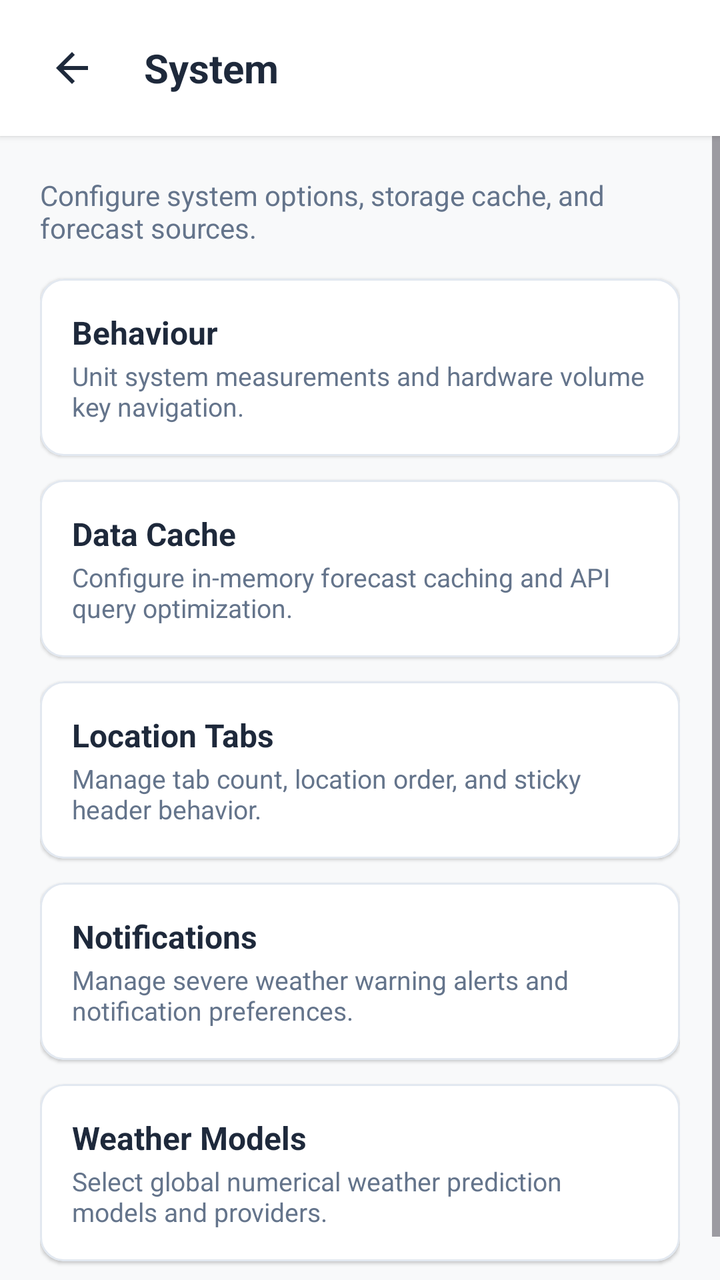
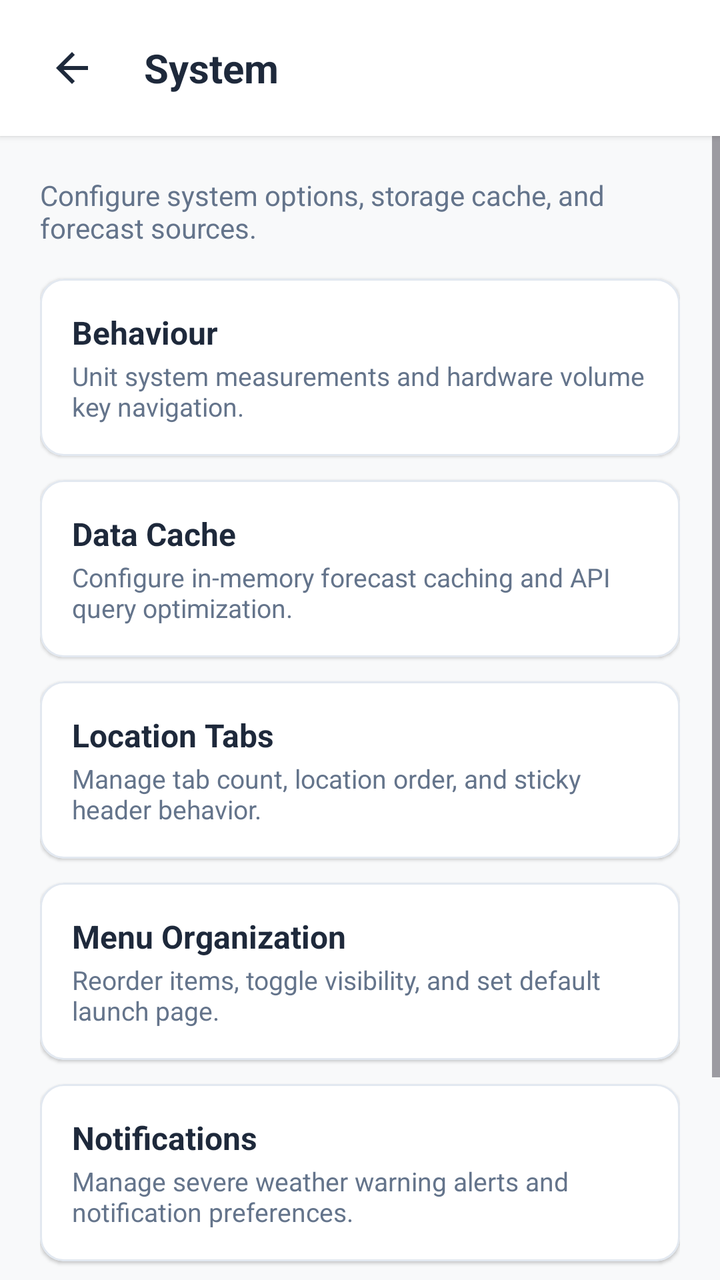

Two renders of the same Android screen: before a commit and after it. Below are the layout's source before the change and the commit's diff.
<!-- AndroidManifest.xml: application theme Theme.WeatherAPP -->
<!-- res/layout/dialog_system_screen.xml -->
<?xml version="1.0" encoding="utf-8"?>
<LinearLayout xmlns:android="http://schemas.android.com/apk/res/android"
    xmlns:app="http://schemas.android.com/apk/res-auto"
    xmlns:tools="http://schemas.android.com/tools"
    android:id="@+id/layoutSystemScreenRoot"
    android:layout_width="match_parent"
    android:layout_height="match_parent"
    android:background="@color/background_light"
    android:orientation="vertical">

    
    <com.google.android.material.card.MaterialCardView
        android:id="@+id/cardHeader"
        android:layout_width="match_parent"
        android:layout_height="wrap_content"
        app:cardBackgroundColor="@color/surface_card"
        app:cardCornerRadius="0dp"
        app:cardElevation="2dp"
        app:strokeWidth="0dp">

        <LinearLayout
            android:layout_width="match_parent"
            android:layout_height="wrap_content"
            android:gravity="center_vertical"
            android:orientation="horizontal"
            android:paddingHorizontal="16dp"
            android:paddingVertical="14dp">

            <ImageButton
                android:id="@+id/btnBack"
                android:layout_width="40dp"
                android:layout_height="40dp"
                android:background="?attr/selectableItemBackgroundBorderless"
                android:contentDescription="@string/cd_back"
                android:padding="8dp"
                android:scaleType="fitCenter"
                android:src="@drawable/ic_back"
                app:tint="@color/text_primary" />

            <TextView
                android:id="@+id/tvHeaderTitle"
                android:layout_width="wrap_content"
                android:layout_height="wrap_content"
                android:layout_marginStart="16dp"
                android:text="@string/title_system"
                android:textColor="@color/text_primary"
                android:textSize="20sp"
                android:textStyle="bold" />

        </LinearLayout>

    </com.google.android.material.card.MaterialCardView>

    <ScrollView
        android:layout_width="match_parent"
        android:layout_height="match_parent"
        android:fillViewport="true">

        <LinearLayout
            android:layout_width="match_parent"
            android:layout_height="wrap_content"
            android:orientation="vertical"
            android:padding="20dp">

            <TextView
                android:id="@+id/tvHeaderDesc"
                android:layout_width="wrap_content"
                android:layout_height="wrap_content"
                android:layout_marginBottom="16dp"
                android:text="@string/desc_system_screen"
                android:textColor="@color/text_secondary"
                android:textSize="14sp" />

            
            <com.google.android.material.card.MaterialCardView
                android:id="@+id/cardBehaviour"
                android:layout_width="match_parent"
                android:layout_height="wrap_content"
                android:layout_marginBottom="12dp"
                android:clickable="true"
                android:focusable="true"
                app:cardBackgroundColor="@color/surface_card"
                app:cardCornerRadius="12dp"
                app:cardElevation="1dp"
                app:strokeColor="@color/divider_color"
                app:strokeWidth="1dp">

                <LinearLayout
                    android:layout_width="match_parent"
                    android:layout_height="wrap_content"
                    android:gravity="center_vertical"
                    android:orientation="horizontal"
                    android:padding="16dp">

                    <LinearLayout
                        android:layout_width="match_parent"
                        android:layout_height="wrap_content"
                        android:orientation="vertical">

                        <TextView
                            android:id="@+id/tvBehaviourTitle"
                            android:layout_width="wrap_content"
                            android:layout_height="wrap_content"
                            android:text="@string/title_behaviour"
                            android:textColor="@color/text_primary"
                            android:textSize="16sp"
                            android:textStyle="bold" />

                        <TextView
                            android:id="@+id/tvBehaviourDesc"
                            android:layout_width="wrap_content"
                            android:layout_height="wrap_content"
                            android:layout_marginTop="2dp"
                            android:text="@string/desc_system_behaviour"
                            android:textColor="@color/text_secondary"
                            android:textSize="13sp" />

                    </LinearLayout>

                </LinearLayout>

            </com.google.android.material.card.MaterialCardView>

            
            <com.google.android.material.card.MaterialCardView
                android:id="@+id/cardDataCache"
                android:layout_width="match_parent"
                android:layout_height="wrap_content"
                android:layout_marginBottom="12dp"
                android:clickable="true"
                android:focusable="true"
                app:cardBackgroundColor="@color/surface_card"
                app:cardCornerRadius="12dp"
                app:cardElevation="1dp"
                app:strokeColor="@color/divider_color"
                app:strokeWidth="1dp">

                <LinearLayout
                    android:layout_width="match_parent"
                    android:layout_height="wrap_content"
                    android:gravity="center_vertical"
                    android:orientation="horizontal"
                    android:padding="16dp">

                    <LinearLayout
                        android:layout_width="match_parent"
                        android:layout_height="wrap_content"
                        android:orientation="vertical">

                        <TextView
                            android:id="@+id/tvDataCacheTitle"
                            android:layout_width="wrap_content"
                            android:layout_height="wrap_content"
                            android:text="@string/title_data_cache"
                            android:textColor="@color/text_primary"
                            android:textSize="16sp"
                            android:textStyle="bold" />

                        <TextView
                            android:id="@+id/tvDataCacheDesc"
                            android:layout_width="wrap_content"
                            android:layout_height="wrap_content"
                            android:layout_marginTop="2dp"
                            android:text="@string/desc_data_cache"
                            android:textColor="@color/text_secondary"
                            android:textSize="13sp" />

                    </LinearLayout>

                </LinearLayout>

            </com.google.android.material.card.MaterialCardView>

            
            <com.google.android.material.card.MaterialCardView
                android:id="@+id/cardLocationTabs"
                android:layout_width="match_parent"
                android:layout_height="wrap_content"
                android:layout_marginBottom="12dp"
                android:clickable="true"
                android:focusable="true"
                app:cardBackgroundColor="@color/surface_card"
                app:cardCornerRadius="12dp"
                app:cardElevation="1dp"
                app:strokeColor="@color/divider_color"
                app:strokeWidth="1dp">

                <LinearLayout
                    android:layout_width="match_parent"
                    android:layout_height="wrap_content"
                    android:gravity="center_vertical"
                    android:orientation="horizontal"
                    android:padding="16dp">

                    <LinearLayout
                        android:layout_width="match_parent"
                        android:layout_height="wrap_content"
                        android:orientation="vertical">

                        <TextView
                            android:id="@+id/tvLocationTabsTitle"
                            android:layout_width="wrap_content"
                            android:layout_height="wrap_content"
                            android:text="@string/title_location_tabs"
                            android:textColor="@color/text_primary"
                            android:textSize="16sp"
                            android:textStyle="bold" />

                        <TextView
                            android:id="@+id/tvLocationTabsDesc"
                            android:layout_width="wrap_content"
                            android:layout_height="wrap_content"
                            android:layout_marginTop="2dp"
                            android:text="@string/desc_location_tabs"
                            android:textColor="@color/text_secondary"
                            android:textSize="13sp" />

                    </LinearLayout>

                </LinearLayout>

            </com.google.android.material.card.MaterialCardView>

            
            <com.google.android.material.card.MaterialCardView
                android:id="@+id/cardNotifications"
                android:layout_width="match_parent"
                android:layout_height="wrap_content"
                android:layout_marginBottom="12dp"
                android:clickable="true"
                android:focusable="true"
                app:cardBackgroundColor="@color/surface_card"
                app:cardCornerRadius="12dp"
                app:cardElevation="1dp"
                app:strokeColor="@color/divider_color"
                app:strokeWidth="1dp">

                <LinearLayout
                    android:layout_width="match_parent"
                    android:layout_height="wrap_content"
                    android:gravity="center_vertical"
                    android:orientation="horizontal"
                    android:padding="16dp">

                    <LinearLayout
                        android:layout_width="match_parent"
                        android:layout_height="wrap_content"
                        android:orientation="vertical">

                        <TextView
                            android:id="@+id/tvNotificationsTitle"
                            android:layout_width="wrap_content"
                            android:layout_height="wrap_content"
                            android:text="@string/title_notifications"
                            android:textColor="@color/text_primary"
                            android:textSize="16sp"
                            android:textStyle="bold" />

                        <TextView
                            android:id="@+id/tvNotificationsDesc"
                            android:layout_width="wrap_content"
                            android:layout_height="wrap_content"
                            android:layout_marginTop="2dp"
                            android:text="@string/desc_notifications_card"
                            android:textColor="@color/text_secondary"
                            android:textSize="13sp" />

                    </LinearLayout>

                </LinearLayout>

            </com.google.android.material.card.MaterialCardView>

            
            <com.google.android.material.card.MaterialCardView
                android:id="@+id/cardWeatherModels"
                android:layout_width="match_parent"
                android:layout_height="wrap_content"
                android:layout_marginBottom="12dp"
                android:clickable="true"
                android:focusable="true"
                app:cardBackgroundColor="@color/surface_card"
                app:cardCornerRadius="12dp"
                app:cardElevation="1dp"
                app:strokeColor="@color/divider_color"
                app:strokeWidth="1dp">

                <LinearLayout
                    android:layout_width="match_parent"
                    android:layout_height="wrap_content"
                    android:gravity="center_vertical"
                    android:orientation="horizontal"
                    android:padding="16dp">

                    <LinearLayout
                        android:layout_width="match_parent"
                        android:layout_height="wrap_content"
                        android:orientation="vertical">

                        <TextView
                            android:id="@+id/tvWeatherModelsTitle"
                            android:layout_width="wrap_content"
                            android:layout_height="wrap_content"
                            android:text="@string/title_weather_models"
                            android:textColor="@color/text_primary"
                            android:textSize="16sp"
                            android:textStyle="bold" />

                        <TextView
                            android:id="@+id/tvWeatherModelsDesc"
                            android:layout_width="wrap_content"
                            android:layout_height="wrap_content"
                            android:layout_marginTop="2dp"
                            android:text="@string/desc_models_card"
                            android:textColor="@color/text_secondary"
                            android:textSize="13sp" />

                    </LinearLayout>

                </LinearLayout>

            </com.google.android.material.card.MaterialCardView>

        </LinearLayout>

    </ScrollView>

</LinearLayout>
<!-- resources referenced by this layout -->
<resources>
  <color name="background_light">#F8F9FA</color>
  <color name="divider_color">#E2E8F0</color>
  <color name="surface_card">#FFFFFF</color>
  <color name="text_primary">#1E293B</color>
  <color name="text_secondary">#64748B</color>
  <!-- drawable ic_back (drawable) -->
  <vector xmlns:android="http://schemas.android.com/apk/res/android"
      android:width="24dp"
      android:height="24dp"
      android:viewportWidth="24"
      android:viewportHeight="24">
    <path
        android:fillColor="@color/text_primary"
        android:pathData="M20,11H7.83l5.59,-5.59L12,4l-8,8 8,8 1.41,-1.41L7.83,13H20v-2z"/>
  </vector>
  <string name="cd_back">Back</string>
  <string name="desc_data_cache">Configure in-memory forecast caching and API query optimization.</string>
  <string name="desc_location_tabs">Manage tab count, location order, and sticky header behavior.</string>
  <string name="desc_models_card">Select global numerical weather prediction models and providers.</string>
  <string name="desc_notifications_card">Manage severe weather warning alerts and notification preferences.</string>
  <string name="desc_system_behaviour">Unit system measurements and hardware volume key navigation.</string>
  <string name="desc_system_screen">Configure system options, storage cache, and forecast sources.</string>
  <string name="title_behaviour">Behaviour</string>
  <string name="title_data_cache">Data Cache</string>
  <string name="title_location_tabs">Location Tabs</string>
  <string name="title_notifications">Notifications</string>
  <string name="title_system">System</string>
  <string name="title_weather_models">Weather Models</string>
  <style name="Theme.WeatherAPP" parent="Base.Theme.WeatherAPP" />
  <style name="Base.Theme.WeatherAPP" parent="Theme.Material3.DayNight.NoActionBar">
          <item name="android:statusBarColor">@color/surface_card</item>
          <item name="android:windowLightStatusBar">true</item>
      </style>
</resources>

<!-- the commit's change to res/layout/dialog_system_screen.xml (unified diff, before → after) -->
@@ -223,6 +223,56 @@
 
             
             <com.google.android.material.card.MaterialCardView
+                android:id="@+id/cardOrganizeMenu"
+                android:layout_width="match_parent"
+                android:layout_height="wrap_content"
+                android:layout_marginBottom="12dp"
+                android:clickable="true"
+                android:focusable="true"
+                app:cardBackgroundColor="@color/surface_card"
+                app:cardCornerRadius="12dp"
+                app:cardElevation="1dp"
+                app:strokeColor="@color/divider_color"
+                app:strokeWidth="1dp">
+
+                <LinearLayout
+                    android:layout_width="match_parent"
+                    android:layout_height="wrap_content"
+                    android:gravity="center_vertical"
+                    android:orientation="horizontal"
+                    android:padding="16dp">
+
+                    <LinearLayout
+                        android:layout_width="match_parent"
+                        android:layout_height="wrap_content"
+                        android:orientation="vertical">
+
+                        <TextView
+                            android:id="@+id/tvOrganizeMenuTitle"
+                            android:layout_width="wrap_content"
+                            android:layout_height="wrap_content"
+                            android:text="@string/title_organize_menu"
+                            android:textColor="@color/text_primary"
+                            android:textSize="16sp"
+                            android:textStyle="bold" />
+
+                        <TextView
+                            android:id="@+id/tvOrganizeMenuDesc"
+                            android:layout_width="wrap_content"
+                            android:layout_height="wrap_content"
+                            android:layout_marginTop="2dp"
+                            android:text="@string/desc_organize_menu"
+                            android:textColor="@color/text_secondary"
+                            android:textSize="13sp" />
+
+                    </LinearLayout>
+
+                </LinearLayout>
+
+            </com.google.android.material.card.MaterialCardView>
+
+            
+            <com.google.android.material.card.MaterialCardView
                 android:id="@+id/cardNotifications"
                 android:layout_width="match_parent"
                 android:layout_height="wrap_content"
<!-- resource entries referenced after the edit -->
@@ -20,12 +20,14 @@
   <string name="desc_location_tabs">Manage tab count, location order, and sticky header behavior.</string>
   <string name="desc_models_card">Select global numerical weather prediction models and providers.</string>
   <string name="desc_notifications_card">Manage severe weather warning alerts and notification preferences.</string>
+  <string name="desc_organize_menu">Reorder items, toggle visibility, and set default launch page.</string>
   <string name="desc_system_behaviour">Unit system measurements and hardware volume key navigation.</string>
   <string name="desc_system_screen">Configure system options, storage cache, and forecast sources.</string>
   <string name="title_behaviour">Behaviour</string>
   <string name="title_data_cache">Data Cache</string>
   <string name="title_location_tabs">Location Tabs</string>
   <string name="title_notifications">Notifications</string>
+  <string name="title_organize_menu">Menu Organization</string>
   <string name="title_system">System</string>
   <string name="title_weather_models">Weather Models</string>
   <style name="Theme.WeatherAPP" parent="Base.Theme.WeatherAPP" />
